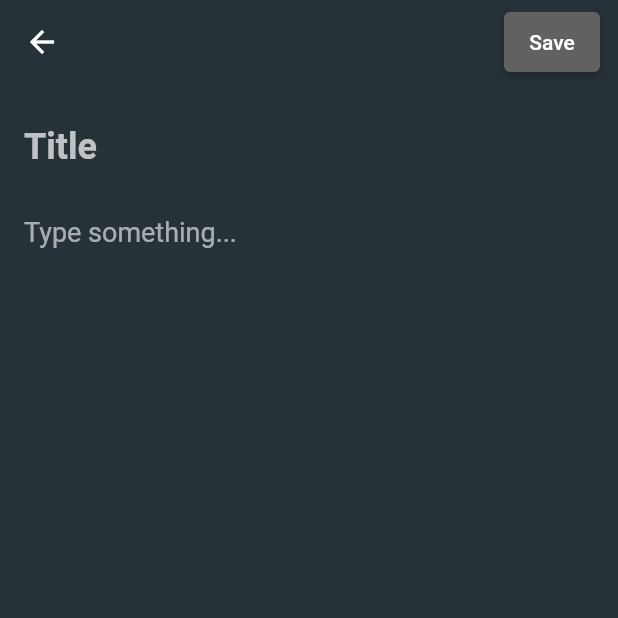
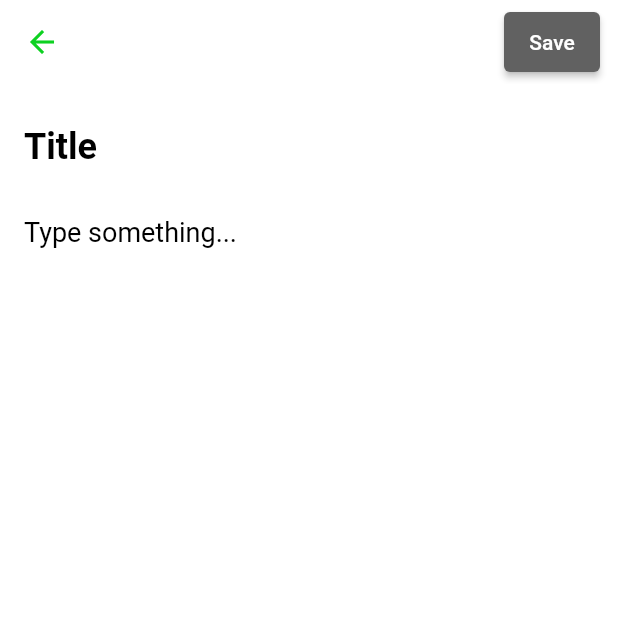
Before and after one commit to 3mrld/noteapp, a Flutter app: the screen it shows after launch, after a tap on the "add" icon, on a phone screen of 412 x 824 dp, the top half of it. Run offline on Flutter 3.47's test engine with Material 2 defaults, Android fonts, the phone set to English and light mode, and no system bars; our stand-ins replace sqflite; accounts and stored records are empty.

Commit message:
fix color

```diff
--- a/lib/main.dart
+++ b/lib/main.dart
@@ -22,7 +22,7 @@ class MyApp extends StatelessWidget {
         themeMode: ThemeMode.dark,
         theme: ThemeData(
           primaryColor: Colors.black,
-          scaffoldBackgroundColor: Colors.blueGrey.shade900,
+          scaffoldBackgroundColor: Colors.white,
           appBarTheme: AppBarTheme(
             backgroundColor: Colors.transparent,
             elevation: 0,
--- a/lib/page/edit_note_page.dart
+++ b/lib/page/edit_note_page.dart
@@ -35,6 +35,7 @@ class _AddEditNotePageState extends State<AddEditNotePage> {
   Widget build(BuildContext context) => Scaffold(
         appBar: AppBar(
           actions: [buildButton()],
+          iconTheme: IconThemeData(color: Color.fromRGBO(13, 209, 33, 1)),
         ),
         body: Form(
           key: _formKey,
@@ -61,7 +62,7 @@ class _AddEditNotePageState extends State<AddEditNotePage> {
       child: ElevatedButton(
         style: ElevatedButton.styleFrom(
           onPrimary: Colors.white,
-          primary: isFormValid ? null : Colors.grey.shade700,
+          primary: isFormValid ? Color.fromRGBO(13, 209, 33, 1) : Colors.grey.shade700,
         ),
         onPressed: addOrUpdateNote,
         child: Text('Save'),
--- a/lib/page/notes_page.dart
+++ b/lib/page/notes_page.dart
@@ -42,9 +42,8 @@ class _NotesPageState extends State<NotesPage> {
         appBar: AppBar(
           title: Text(
             'Notes',
-            style: TextStyle(fontSize: 24),
+            style: TextStyle(color: Color.fromRGBO(13, 209, 33, 1)  ,fontSize: 24),
           ),
-          actions: [Icon(Icons.search), SizedBox(width: 12)],
         ),
         body: Center(
           child: isLoading
@@ -52,12 +51,12 @@ class _NotesPageState extends State<NotesPage> {
               : notes.isEmpty
                   ? Text(
                       'No Notes',
-                      style: TextStyle(color: Colors.white, fontSize: 24),
+                      style: TextStyle(color: Color.fromRGBO(13, 209, 33, 1), fontSize: 24),
                     )
                   : buildNotes(),
         ),
         floatingActionButton: FloatingActionButton(
-          backgroundColor: Colors.black,
+          backgroundColor: Color.fromRGBO(13, 209, 33, 1),
           child: Icon(Icons.add),
           onPressed: () async {
             await Navigator.of(context).push(
--- a/lib/widget/note_card_widget.dart
+++ b/lib/widget/note_card_widget.dart
@@ -39,7 +39,7 @@ class NoteCardWidget extends StatelessWidget {
           children: [
             Text(
               time,
-              style: TextStyle(color: Colors.grey.shade700),
+              style: TextStyle(color: Colors.black),
             ),
             SizedBox(height: 4),
             Text(
--- a/lib/widget/note_form_widget.dart
+++ b/lib/widget/note_form_widget.dart
@@ -42,14 +42,14 @@ class NoteFormWidget extends StatelessWidget {
         maxLines: 1,
         initialValue: title,
         style: TextStyle(
-          color: Colors.white70,
+          color: Colors.black,
           fontWeight: FontWeight.bold,
           fontSize: 24,
         ),
         decoration: InputDecoration(
           border: InputBorder.none,
           hintText: 'Title',
-          hintStyle: TextStyle(color: Colors.white70),
+          hintStyle: TextStyle(color: Colors.black),
         ),
         validator: (title) =>
             title != null && title.isEmpty ? 'The title cannot be empty' : null,
@@ -59,11 +59,11 @@ class NoteFormWidget extends StatelessWidget {
   Widget buildDescription() => TextFormField(
         maxLines: 5,
         initialValue: description,
-        style: TextStyle(color: Colors.white60, fontSize: 18),
+        style: TextStyle(color: Colors.black, fontSize: 18),
         decoration: InputDecoration(
           border: InputBorder.none,
           hintText: 'Type something...',
-          hintStyle: TextStyle(color: Colors.white60),
+          hintStyle: TextStyle(color: Colors.black),
         ),
         validator: (title) => title != null && title.isEmpty
             ? 'The description cannot be empty'
```
Also changed, not shown: lib/page/note_detail_page.dart (+6 -5 lines).
